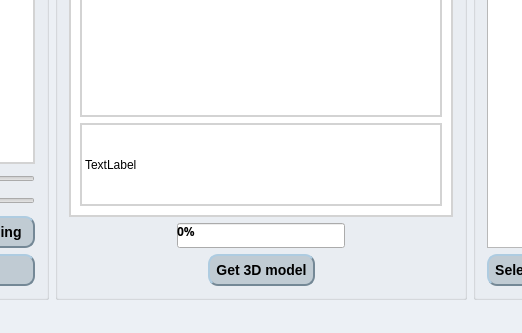
Before: the Qt Designer form Sculptura/mainwindow.ui in ElJAZRY/Sculptura---3D-scanner-, drawn with Qt 5; both pictures show x 374 to 896 and y 278 to 611 of the 1038 by 611 pixel window.
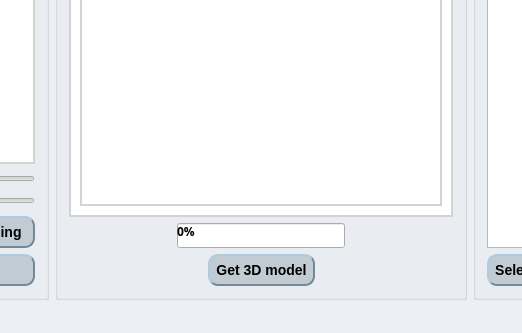
After: the same form once the commit is applied. Icons and pictures are not drawn. Custom widgets are drawn as their Qt base class.

What changed in the file:
```diff
--- a/Sculptura/mainwindow.ui
+++ b/Sculptura/mainwindow.ui
@@ -284,13 +284,6 @@
             </property>
            </widget>
           </item>
-          <item row="1" column="0">
-           <widget class="QLabel" name="showIndex">
-            <property name="text">
-             <string>TextLabel</string>
-            </property>
-           </widget>
-          </item>
          </layout>
         </widget>
        </item>
```
Left out of the diff: 3 changed lines with no effect on the pictures.
